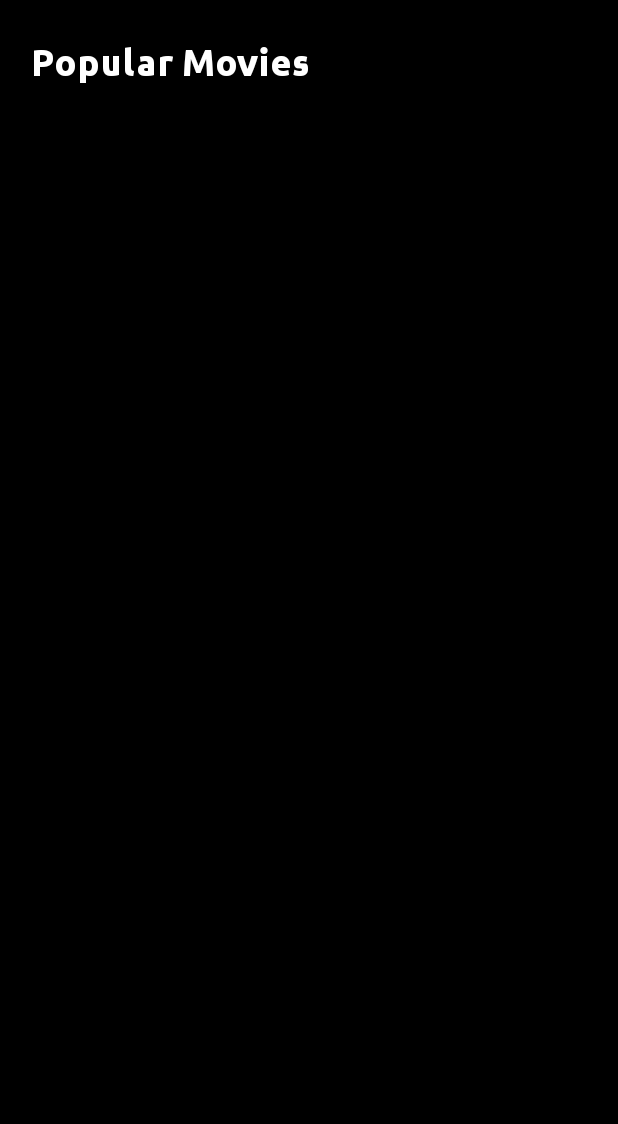
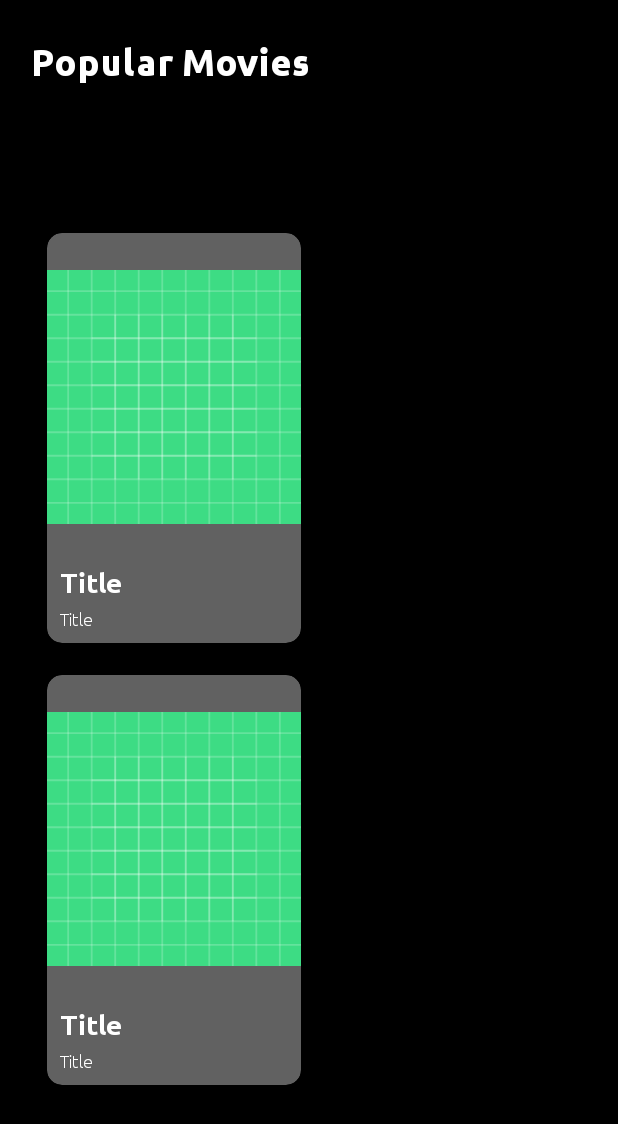
Before and after one commit to IronClad1607/WeDigit-Test, an Android app: the layout fragment_feed.xml on its own in the app's theme, with its tools: preview values and no code run, on a phone screen of 412 x 824 dp. Shown: the top 1124 px of the screen. Run offline under Robolectric (Android 15) with nearby library versions, the phone set to English and light mode, and no system bars.

```diff
--- a/app/build.gradle
+++ b/app/build.gradle
@@ -21,6 +21,7 @@ android {
         testInstrumentationRunner "androidx.test.runner.AndroidJUnitRunner"
         buildConfigField "String", "API_KEY", "\"5d967c7c335764f39b1efbe9c5de9760\""
         buildConfigField "String", "BASE_URL", "\"https://api.themoviedb.org/\""
+        buildConfigField "String", "IMAGE_BASE_URL", "\"https://image.tmdb.org/t/p/original/\""
     }
 
     buildTypes {
@@ -82,4 +83,8 @@ dependencies {
     implementation "com.squareup.okhttp3:logging-interceptor:$okhttp_version"
     implementation "com.squareup.moshi:moshi:$moshi_version"
     kapt "com.squareup.moshi:moshi-kotlin-codegen:$moshi_version"
+
+    //Glide
+    implementation "com.github.bumptech.glide:glide:$glide_version"
+    kapt "com.github.bumptech.glide:compiler:$glide_version"
 }
--- a/app/src/main/java/com/ironclad/wedigittest/data/model/MovieListItem.kt
+++ b/app/src/main/java/com/ironclad/wedigittest/data/model/MovieListItem.kt
@@ -14,4 +14,6 @@ data class MovieListItem(
     var posterPath: String? = null,
     @Json(name = "title")
     var title: String? = null,
+    @Json(name = "release_date")
+    var releaseDate: String? = null
 )
--- /dev/null
+++ b/app/src/main/java/com/ironclad/wedigittest/view/adapters/OnItemClickListener.kt
@@ -0,0 +1,5 @@
+package com.ironclad.wedigittest.view.adapters
+
+interface OnItemClickListener {
+    fun onItemClick(id: Int)
+}
--- a/app/src/main/res/layout/fragment_feed.xml
+++ b/app/src/main/res/layout/fragment_feed.xml
@@ -1,5 +1,6 @@
 <androidx.constraintlayout.widget.ConstraintLayout xmlns:android="http://schemas.android.com/apk/res/android"
     xmlns:app="http://schemas.android.com/apk/res-auto"
+    xmlns:tools="http://schemas.android.com/tools"
     android:id="@+id/root_view"
     android:layout_width="match_parent"
     android:layout_height="match_parent"
@@ -45,10 +46,12 @@
         android:id="@+id/recycler_movies"
         android:layout_width="0dp"
         android:layout_height="@dimen/_450sdp"
-        android:layout_marginTop="@dimen/_25sdp"
+        android:layout_marginTop="@dimen/_15sdp"
         android:layout_marginBottom="@dimen/_20sdp"
+        app:layoutManager="androidx.recyclerview.widget.GridLayoutManager"
         app:layout_constraintBottom_toBottomOf="parent"
         app:layout_constraintEnd_toStartOf="@id/endGuideline"
         app:layout_constraintStart_toStartOf="@id/startGuideline"
-        app:layout_constraintTop_toBottomOf="@id/text_view_heading" />
+        app:layout_constraintTop_toBottomOf="@id/text_view_heading"
+        tools:listitem="@layout/list_item_feed" />
 </androidx.constraintlayout.widget.ConstraintLayout>
--- a/app/src/main/res/layout/list_item_feed.xml
+++ b/app/src/main/res/layout/list_item_feed.xml
@@ -2,8 +2,9 @@
 <com.google.android.material.card.MaterialCardView xmlns:android="http://schemas.android.com/apk/res/android"
     xmlns:app="http://schemas.android.com/apk/res-auto"
     xmlns:tools="http://schemas.android.com/tools"
-    android:layout_width="@dimen/_100sdp"
-    android:layout_height="wrap_content"
+    android:layout_width="@dimen/_130sdp"
+    android:layout_height="@dimen/_210sdp"
+    android:layout_margin="@dimen/_8sdp"
     android:backgroundTint="@color/grey_700"
     android:padding="20dp"
     app:cardCornerRadius="10dp"
@@ -50,7 +51,9 @@
             android:layout_width="0dp"
             android:layout_height="wrap_content"
             android:layout_marginTop="@dimen/_3sdp"
+            android:ellipsize="end"
             android:fontFamily="@font/ubuntu_bold"
+            android:maxLines="1"
             android:textColor="@android:color/white"
             android:textSize="18sp"
             android:textStyle="bold"
--- a/build.gradle
+++ b/build.gradle
@@ -24,6 +24,7 @@ buildscript {
         retrofit_version = "2.9.0"
         moshi_version = "1.12.0"
         okhttp_version = "4.5.0"
+        glide_version = "4.12.0"
     }
     repositories {
         google()
```
Also changed, not shown: app/src/main/java/com/ironclad/wedigittest/view/adapters/PopularMovieAdapter.kt (added, +61 -0 lines), app/src/main/java/com/ironclad/wedigittest/view/fragments/FeedFragment.kt (+23 -11 lines), app/src/main/res/navigation/nav_graph.xml (+6 -1 lines).
